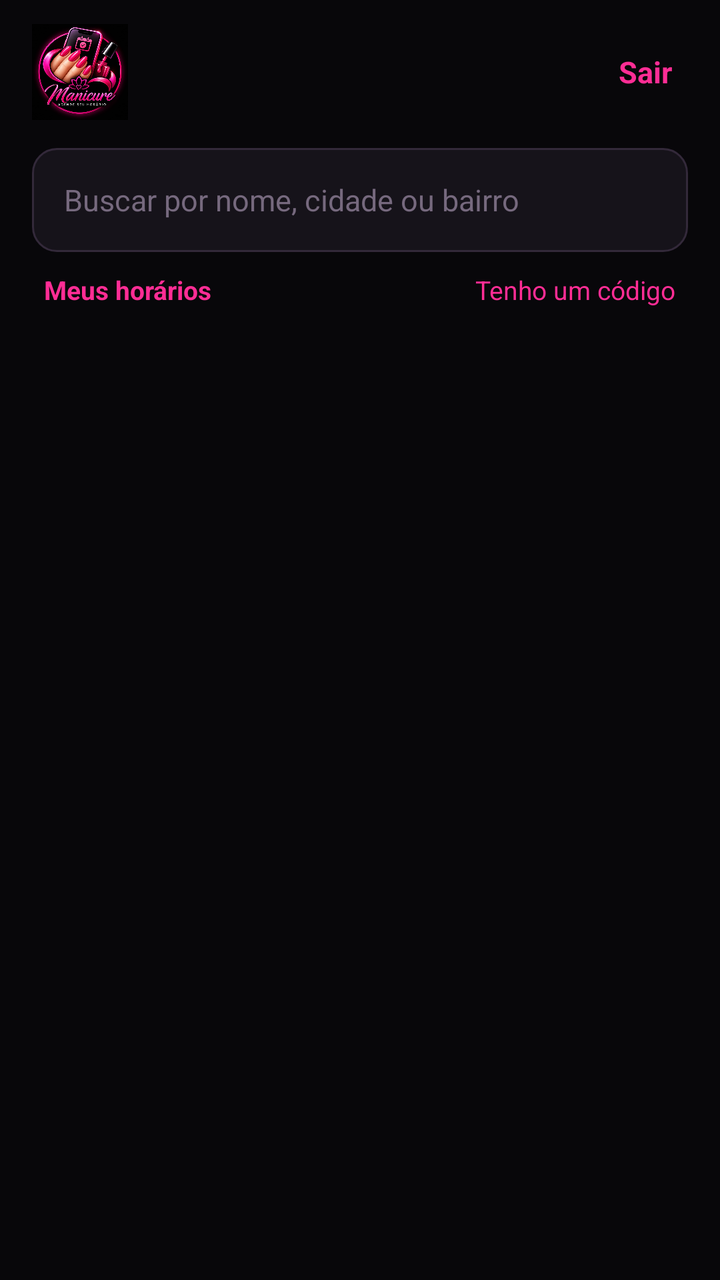
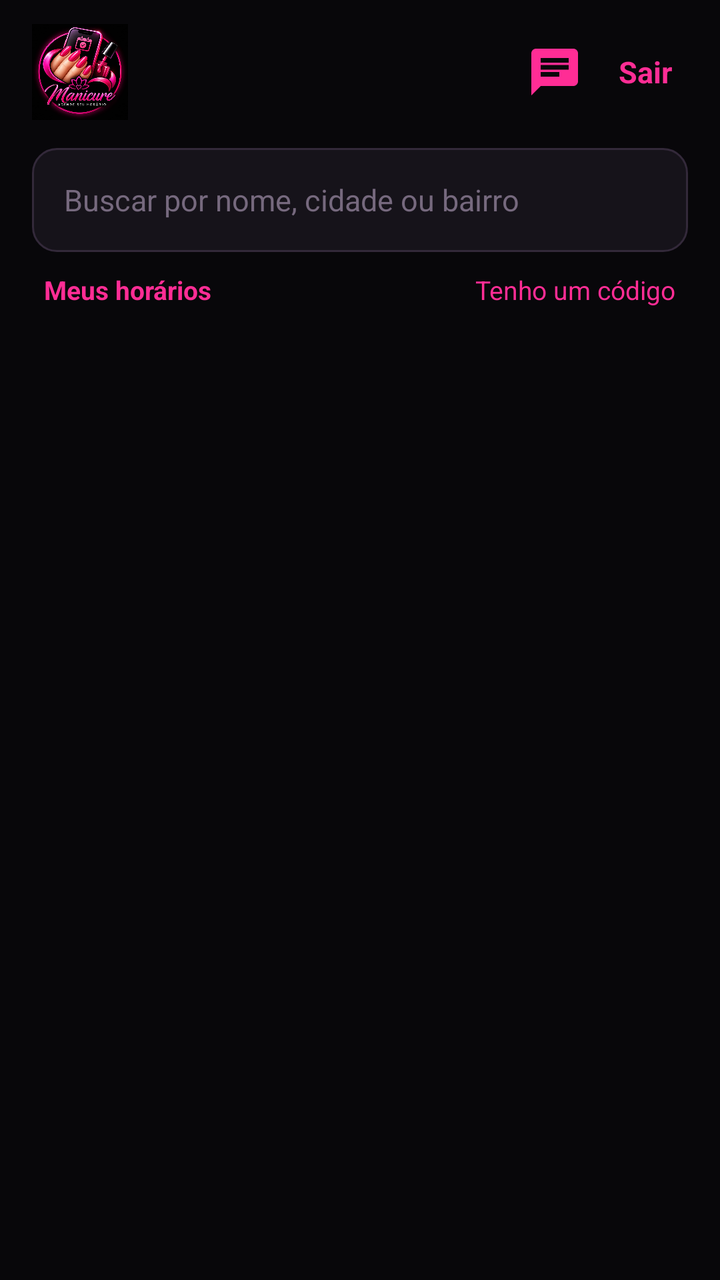

Screens rendered from an Android XML layout before and after an edit, with the pre-edit source and the edit as a unified diff.
<!-- AndroidManifest.xml: application theme Theme.Manicure -->
<!-- res/layout/activity_home_cliente.xml -->
<?xml version="1.0" encoding="utf-8"?>
<LinearLayout xmlns:android="http://schemas.android.com/apk/res/android"
    android:layout_width="match_parent"
    android:layout_height="match_parent"
    android:background="@color/fundo"
    android:orientation="vertical"
    android:paddingStart="16dp"
    android:paddingTop="12dp"
    android:paddingEnd="16dp">

    <LinearLayout
        android:layout_width="match_parent"
        android:layout_height="wrap_content"
        android:gravity="center_vertical"
        android:orientation="horizontal">

        <ImageView
            android:layout_width="48dp"
            android:layout_height="48dp"
            android:contentDescription="@null"
            android:src="@drawable/logo_manicure" />

        <TextView
            android:id="@+id/tvOla"
            android:layout_width="0dp"
            android:layout_height="wrap_content"
            android:layout_marginStart="10dp"
            android:layout_weight="1"
            android:textColor="@color/texto"
            android:textSize="18sp"
            android:textStyle="bold" />

        <TextView
            android:id="@+id/btnSair"
            android:layout_width="wrap_content"
            android:layout_height="wrap_content"
            android:background="?attr/selectableItemBackground"
            android:padding="8dp"
            android:text="@string/sair"
            android:textColor="?attr/corDestaque"
            android:textSize="15sp"
            android:textStyle="bold" />
    </LinearLayout>

    <EditText
        android:id="@+id/etBusca"
        style="@style/Campo"
        android:layout_marginTop="14dp"
        android:layout_marginBottom="4dp"
        android:hint="@string/cliente_busca_dica"
        android:imeOptions="actionSearch"
        android:inputType="text" />

    <LinearLayout
        android:layout_width="match_parent"
        android:layout_height="wrap_content"
        android:orientation="horizontal">

        <TextView
            android:id="@+id/tvMeusHorarios"
            android:layout_width="0dp"
            android:layout_height="wrap_content"
            android:layout_weight="1"
            android:padding="6dp"
            android:text="@string/meus_horarios_link"
            android:textColor="?attr/corDestaque"
            android:textSize="13sp"
            android:textStyle="bold" />

        <TextView
            android:id="@+id/tvCodigo"
            android:layout_width="wrap_content"
            android:layout_height="wrap_content"
            android:padding="6dp"
            android:text="@string/cliente_tenho_codigo"
            android:textColor="?attr/corDestaque"
            android:textSize="13sp" />
    </LinearLayout>

    <FrameLayout
        android:layout_width="match_parent"
        android:layout_height="0dp"
        android:layout_weight="1">

        <androidx.recyclerview.widget.RecyclerView
            android:id="@+id/rvProfissionais"
            android:layout_width="match_parent"
            android:layout_height="match_parent"
            android:clipToPadding="false"
            android:paddingBottom="16dp" />

        <TextView
            android:id="@+id/tvVazio"
            style="@style/TextoCorpo"
            android:layout_marginTop="32dp"
            android:gravity="center"
            android:text="@string/cliente_vazio"
            android:visibility="gone" />

        <ProgressBar
            android:id="@+id/progressBar"
            android:layout_width="32dp"
            android:layout_height="32dp"
            android:layout_gravity="center_horizontal"
            android:layout_marginTop="32dp"
            android:indeterminateTint="?attr/corDestaque" />
    </FrameLayout>
</LinearLayout>
<!-- resources referenced by this layout -->
<resources>
  <color name="fundo">#08070A</color>
  <color name="texto">#FFFFFF</color>
  <string name="cliente_busca_dica">Buscar por nome, cidade ou bairro</string>
  <string name="cliente_tenho_codigo">Tenho um código</string>
  <string name="cliente_vazio">Nenhuma profissional encontrada. Tente outra cidade ou bairro.</string>
  <string name="meus_horarios_link">Meus horários</string>
  <string name="sair">Sair</string>
  <style name="TextoCorpo">
          <item name="android:layout_width">match_parent</item>
          <item name="android:layout_height">wrap_content</item>
          <item name="android:textColor">@color/texto_secundario</item>
          <item name="android:textSize">14sp</item>
          <item name="android:lineSpacingExtra">3dp</item>
      </style>
  <style name="Theme.Manicure" parent="Theme.MaterialComponents.NoActionBar">
          <item name="corDestaque">@color/rosa</item>
          <item name="corDestaqueClaro">@color/rosa_claro</item>
          <item name="corDestaqueEscuro">@color/rosa_escuro</item>
          <item name="corTextoBotao">@color/branco</item>
          <item name="colorPrimary">@color/rosa</item>
          <item name="colorPrimaryVariant">@color/rosa_escuro</item>
          <item name="colorOnPrimary">@color/branco</item>
          <item name="colorSecondary">@color/rosa</item>
          <item name="colorSecondaryVariant">@color/rosa_escuro</item>
          <item name="colorOnSecondary">@color/branco</item>
          <item name="colorSurface">@color/superficie</item>
          <item name="colorOnSurface">@color/texto</item>
          <item name="android:colorBackground">@color/fundo</item>
          <item name="android:windowBackground">@color/fundo</item>
          <item name="android:statusBarColor">@color/fundo</item>
          <item name="android:navigationBarColor">@color/fundo</item>
          <item name="android:textColorPrimary">@color/texto</item>
          <item name="android:textColorSecondary">@color/texto_secundario</item>
          <item name="android:textColorHint">@color/dica</item>
          <item name="materialAlertDialogTheme">@style/Theme.Manicure.Dialogo</item>
      </style>
  <!-- drawable bg_campo (drawable) -->
  <?xml version="1.0" encoding="utf-8"?>
  <shape xmlns:android="http://schemas.android.com/apk/res/android" android:shape="rectangle">
      <solid android:color="@color/superficie" />
      <stroke android:width="1dp" android:color="@color/borda" />
      <corners android:radius="12dp" />
  </shape>
  <color name="dica">#76697E</color>
  <color name="texto_secundario">#B3A9B8</color>
  <color name="rosa">#FF2D95</color>
  <color name="rosa_claro">#FF6FB5</color>
  <color name="rosa_escuro">#D9006C</color>
  <color name="branco">#FFFFFF</color>
  <color name="superficie">#16131A</color>
  <color name="borda">#33293A</color>
  <color name="superficie_alta">#211B26</color>
  <!-- unchanged entries left out for length: 3 -->
</resources>

<!-- the commit's change to res/layout/activity_home_cliente.xml (unified diff, before → after) -->
@@ -29,6 +29,10 @@
             android:textColor="@color/texto"
             android:textSize="18sp"
             android:textStyle="bold" />
+
+        <include
+            android:id="@+id/chat"
+            layout="@layout/include_botao_chat" />
 
         <TextView
             android:id="@+id/btnSair"
@@ -106,3 +110,36 @@
             android:indeterminateTint="?attr/corDestaque" />
     </FrameLayout>
 </LinearLayout>
+<!-- res/layout/include_botao_chat.xml (included above) -->
+<?xml version="1.0" encoding="utf-8"?>
+<FrameLayout xmlns:android="http://schemas.android.com/apk/res/android"
+    android:id="@+id/btnChat"
+    android:layout_width="48dp"
+    android:layout_height="48dp"
+    android:background="?attr/selectableItemBackgroundBorderless"
+    android:clickable="true"
+    android:contentDescription="@string/chat_titulo"
+    android:focusable="true">
+
+    <ImageView
+        android:layout_width="28dp"
+        android:layout_height="28dp"
+        android:layout_gravity="center"
+        android:contentDescription="@null"
+        android:src="@drawable/ic_chat" />
+
+    <TextView
+        android:id="@+id/tvBadgeChat"
+        android:layout_width="wrap_content"
+        android:layout_height="20dp"
+        android:layout_gravity="top|end"
+        android:background="@drawable/bg_badge"
+        android:gravity="center"
+        android:minWidth="20dp"
+        android:paddingStart="5dp"
+        android:paddingEnd="5dp"
+        android:textColor="@color/branco"
+        android:textSize="11sp"
+        android:textStyle="bold"
+        android:visibility="gone" />
+</FrameLayout>
<!-- resource entries referenced after the edit -->
@@ -2,6 +2,25 @@
 <resources>
   <color name="fundo">#08070A</color>
   <color name="texto">#FFFFFF</color>
+  <!-- drawable bg_badge (drawable) -->
+  <?xml version="1.0" encoding="utf-8"?>
+  <shape xmlns:android="http://schemas.android.com/apk/res/android" android:shape="rectangle">
+      <solid android:color="@color/vermelho" />
+      <corners android:radius="10dp" />
+  </shape>
+  <!-- drawable ic_chat (drawable) -->
+  <?xml version="1.0" encoding="utf-8"?>
+  <vector xmlns:android="http://schemas.android.com/apk/res/android"
+      android:width="24dp"
+      android:height="24dp"
+      android:tint="?attr/corDestaque"
+      android:viewportWidth="24"
+      android:viewportHeight="24">
+      <path
+          android:fillColor="@android:color/white"
+          android:pathData="M20,2H4C2.9,2 2,2.9 2,4v18l4,-4h14c1.1,0 2,-0.9 2,-2V4C22,2.9 21.1,2 20,2zM6,9h12v2H6V9zM14,14H6v-2h8V14zM18,8H6V6h12V8z" />
+  </vector>
+  <string name="chat_titulo">Chat</string>
   <string name="cliente_busca_dica">Buscar por nome, cidade ou bairro</string>
   <string name="cliente_tenho_codigo">Tenho um código</string>
   <string name="cliente_vazio">Nenhuma profissional encontrada. Tente outra cidade ou bairro.</string>
@@ -19,6 +38,7 @@
           <item name="corDestaqueClaro">@color/rosa_claro</item>
           <item name="corDestaqueEscuro">@color/rosa_escuro</item>
           <item name="corTextoBotao">@color/branco</item>
+          <item name="corBalao">#5A1236</item>
           <item name="colorPrimary">@color/rosa</item>
           <item name="colorPrimaryVariant">@color/rosa_escuro</item>
           <item name="colorOnPrimary">@color/branco</item>
@@ -36,6 +56,7 @@
           <item name="android:textColorHint">@color/dica</item>
           <item name="materialAlertDialogTheme">@style/Theme.Manicure.Dialogo</item>
       </style>
+  <color name="vermelho">#FF5A5A</color>
   <!-- drawable bg_campo (drawable) -->
   <?xml version="1.0" encoding="utf-8"?>
   <shape xmlns:android="http://schemas.android.com/apk/res/android" android:shape="rectangle">
